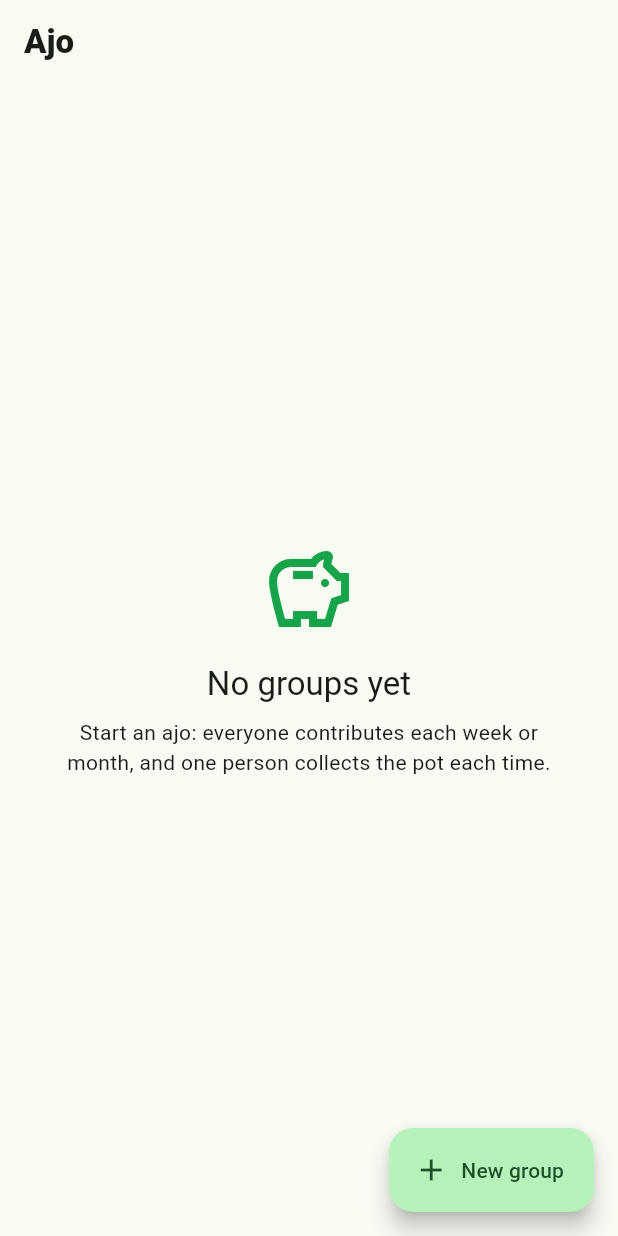
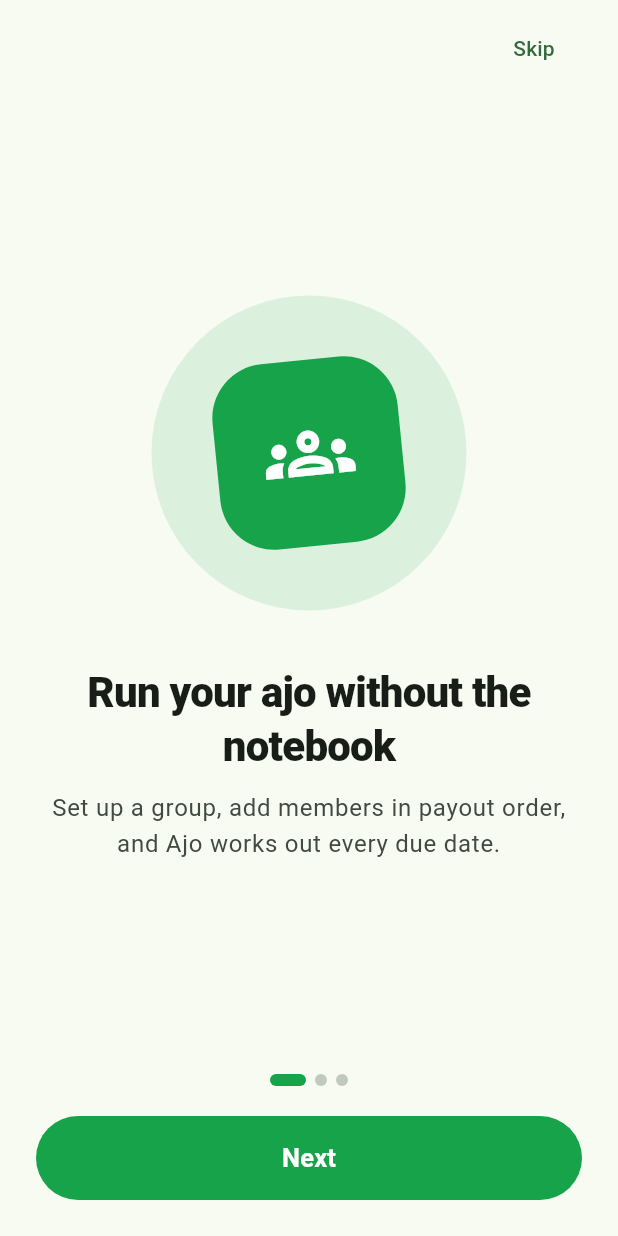
Before and after one commit to tejHacks/ajo-app, a Flutter app: the screen it shows after launch, on a phone screen of 412 x 824 dp. Run offline on Flutter 3.47's test engine with Material 3 defaults, Android fonts, the phone set to English and light mode, and no system bars; our stand-ins replace share_plus, shared_preferences.

Commit message:
Add a 3-page onboarding on first launch, with tests

```diff
--- a/lib/main.dart
+++ b/lib/main.dart
@@ -1,4 +1,6 @@
 import 'package:flutter/material.dart';
+
+import 'onboarding.dart';
 import 'package:intl/intl.dart';
 import 'package:share_plus/share_plus.dart';
 
@@ -23,7 +25,15 @@ class AjoApp extends StatelessWidget {
       debugShowCheckedModeBanner: false,
       theme: theme(Brightness.light),
       darkTheme: theme(Brightness.dark),
-      home: GroupsScreen(store: store),
+      home: OnboardingGate(
+        color: _green,
+        slides: const [
+          Slide(Icons.groups_outlined, 'Run your ajo without the notebook', 'Set up a group, add members in payout order, and Ajo works out every due date.'),
+          Slide(Icons.fact_check_outlined, 'See who has paid at a glance', 'Tick contributions each cycle and know exactly who still owes.'),
+          Slide(Icons.ios_share, 'Share the ledger', 'Send everyone the current cycle and schedule in one tap.'),
+        ],
+        child: GroupsScreen(store: store),
+      ),
     );
   }
 }
--- /dev/null
+++ b/lib/onboarding.dart
@@ -0,0 +1,114 @@
+import 'package:flutter/material.dart';
+import 'package:shared_preferences/shared_preferences.dart';
+
+class Slide {
+  const Slide(this.icon, this.title, this.body);
+  final IconData icon;
+  final String title;
+  final String body;
+}
+
+/// Shows [slides] once on first launch, then [child] forever after.
+class OnboardingGate extends StatefulWidget {
+  const OnboardingGate({super.key, required this.slides, required this.color, required this.child});
+  final List<Slide> slides;
+  final Color color;
+  final Widget child;
+
+  @override
+  State<OnboardingGate> createState() => _OnboardingGateState();
+}
+
+class _OnboardingGateState extends State<OnboardingGate> {
+  bool? _seen;
+  final _pages = PageController();
+  int _page = 0;
+
+  @override
+  void initState() {
+    super.initState();
+    SharedPreferences.getInstance().then((p) {
+      if (mounted) setState(() => _seen = p.getBool('onboarded') ?? false);
+    });
+  }
+
+  Future<void> _done() async {
+    setState(() => _seen = true);
+    final p = await SharedPreferences.getInstance();
+    await p.setBool('onboarded', true);
+  }
+
+  @override
+  Widget build(BuildContext context) {
+    if (_seen == null) return const Scaffold();
+    if (_seen!) return widget.child;
+    final c = Theme.of(context).colorScheme;
+    final text = Theme.of(context).textTheme;
+    final last = _page == widget.slides.length - 1;
+    return Scaffold(
+      body: SafeArea(
+        child: Padding(
+          padding: const EdgeInsets.fromLTRB(24, 8, 24, 24),
+          child: Column(
+            children: [
+              Align(alignment: Alignment.centerRight, child: TextButton(onPressed: _done, child: const Text('Skip'))),
+              Expanded(
+                child: PageView.builder(
+                  controller: _pages,
+                  itemCount: widget.slides.length,
+                  onPageChanged: (i) => setState(() => _page = i),
+                  itemBuilder: (_, i) {
+                    final s = widget.slides[i];
+                    return Column(
+                      mainAxisAlignment: MainAxisAlignment.center,
+                      children: [
+                        Container(
+                          width: 210,
+                          height: 210,
+                          decoration: BoxDecoration(color: widget.color.withValues(alpha: 0.12), shape: BoxShape.circle),
+                          alignment: Alignment.center,
+                          child: Transform.rotate(
+                            angle: -0.1,
+                            child: Container(
+                              width: 124,
+                              height: 124,
+                              decoration: BoxDecoration(color: widget.color, borderRadius: BorderRadius.circular(36)),
+                              child: Icon(s.icon, size: 60, color: Colors.white),
+                            ),
+                          ),
+                        ),
+                        const SizedBox(height: 36),
+                        Text(s.title, textAlign: TextAlign.center, style: text.headlineMedium?.copyWith(fontWeight: FontWeight.w800, letterSpacing: -0.5)),
+                        const SizedBox(height: 12),
+                        Text(s.body, textAlign: TextAlign.center, style: text.bodyLarge?.copyWith(color: c.onSurfaceVariant, height: 1.5)),
+                      ],
+                    );
+                  },
+                ),
+              ),
+              Row(
+                mainAxisAlignment: MainAxisAlignment.center,
+                children: [
+                  for (var i = 0; i < widget.slides.length; i++)
+                    AnimatedContainer(
+                      duration: const Duration(milliseconds: 250),
+                      margin: const EdgeInsets.symmetric(horizontal: 3),
+                      width: i == _page ? 24 : 8,
+                      height: 8,
+                      decoration: BoxDecoration(color: i == _page ? widget.color : c.outlineVariant, borderRadius: BorderRadius.circular(4)),
+                    ),
+                ],
+              ),
+              const SizedBox(height: 20),
+              FilledButton(
+                style: FilledButton.styleFrom(backgroundColor: widget.color, minimumSize: const Size.fromHeight(56)),
+                onPressed: last ? _done : () => _pages.nextPage(duration: const Duration(milliseconds: 300), curve: Curves.easeOut),
+                child: Text(last ? 'Get started' : 'Next', style: const TextStyle(fontSize: 17, fontWeight: FontWeight.w700)),
+              ),
+            ],
+          ),
+        ),
+      ),
+    );
+  }
+}
```
Also changed, not shown: 2 other files.
